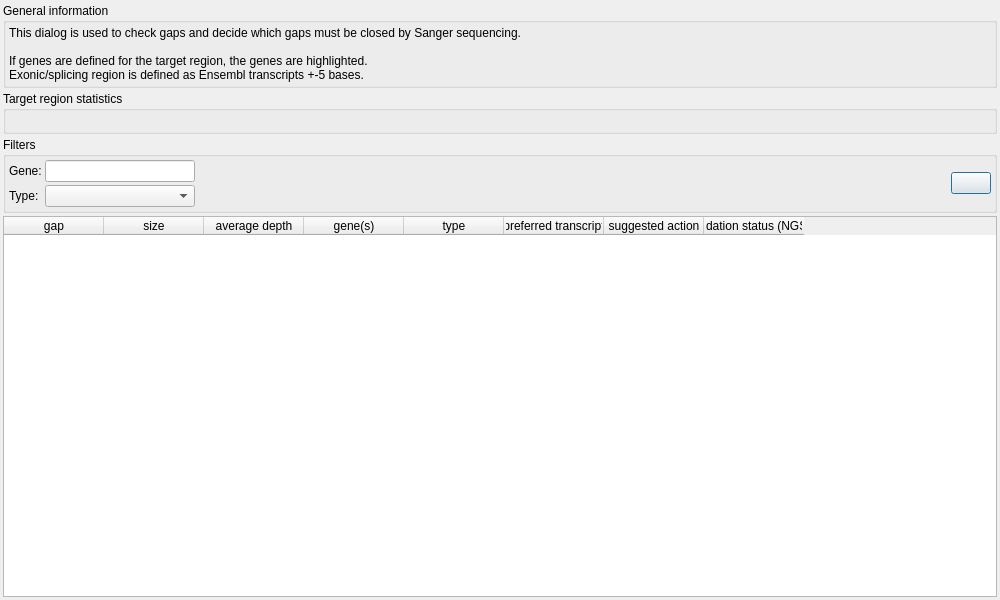
Old version of the form src/GSvar/GapDialog.ui in the repository imgag/ngs-bits.
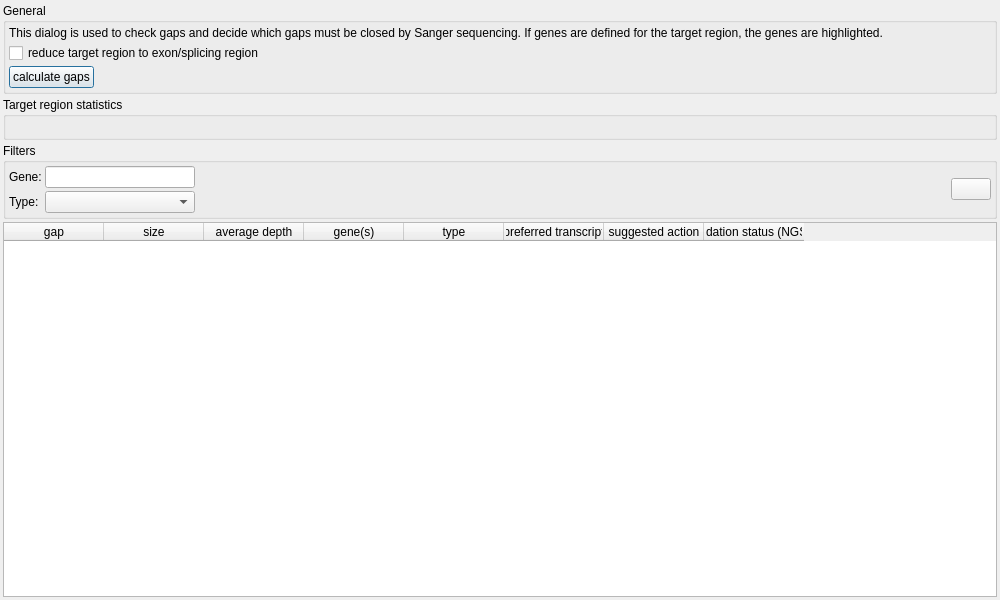
New version of the form. Icons and pictures are not drawn.

Commit message: GSvar: improved gap recalculation dialog (coding/splicing based).

The edit to the form file:
```diff
--- a/src/GSvar/GapDialog.ui
+++ b/src/GSvar/GapDialog.ui
@@ -38,7 +38,7 @@
    <item>
     <widget class="QGroupBox" name="groupBox_3">
      <property name="title">
-      <string>General information</string>
+      <string>General</string>
      </property>
      <property name="flat">
       <bool>true</bool>
@@ -61,11 +61,71 @@
       </property>
       <item>
        <widget class="QLabel" name="label">
+        <property name="sizePolicy">
+         <sizepolicy hsizetype="Expanding" vsizetype="Minimum">
+          <horstretch>0</horstretch>
+          <verstretch>0</verstretch>
+         </sizepolicy>
+        </property>
         <property name="text">
-         <string>&lt;html&gt;&lt;head/&gt;&lt;body&gt;&lt;p&gt;This dialog is used to check gaps and decide which gaps must be closed by Sanger sequencing.&lt;br/&gt;&lt;br/&gt;If genes are defined for the target region, the genes are highlighted.&lt;br/&gt;Exonic/splicing region is defined as Ensembl transcripts +-5 bases.&lt;/p&gt;&lt;/body&gt;&lt;/html&gt;</string>
+         <string>&lt;html&gt;&lt;head/&gt;&lt;body&gt;&lt;p&gt;This dialog is used to check gaps and decide which gaps must be closed by Sanger sequencing. If genes are defined for the target region, the genes are highlighted.&lt;/p&gt;&lt;/body&gt;&lt;/html&gt;</string>
         </property>
        </widget>
       </item>
+      <item>
+       <layout class="QHBoxLayout" name="horizontalLayout">
+        <property name="spacing">
+         <number>3</number>
+        </property>
+        <item>
+         <widget class="QCheckBox" name="reduce_exon_splicing">
+          <property name="toolTip">
+           <string>&lt;html&gt;&lt;head/&gt;&lt;body&gt;&lt;p&gt;Convert target region genes to a coding/splicing region (exons +- 20 bases) using the relevant transcripts.&lt;/p&gt;&lt;/body&gt;&lt;/html&gt;</string>
+          </property>
+          <property name="text">
+           <string>reduce target region to exon/splicing region</string>
+          </property>
+         </widget>
+        </item>
+        <item>
+         <spacer name="horizontalSpacer">
+          <property name="orientation">
+           <enum>Qt::Horizontal</enum>
+          </property>
+          <property name="sizeHint" stdset="0">
+           <size>
+            <width>40</width>
+            <height>20</height>
+           </size>
+          </property>
+         </spacer>
+        </item>
+       </layout>
+      </item>
+      <item>
+       <layout class="QHBoxLayout" name="horizontalLayout_2">
+        <item>
+         <widget class="QPushButton" name="gap_btn">
+          <property name="text">
+           <string>calculate gaps</string>
+          </property>
+         </widget>
+        </item>
+        <item>
+         <spacer name="horizontalSpacer_3">
+          <property name="orientation">
+           <enum>Qt::Horizontal</enum>
+          </property>
+          <property name="sizeHint" stdset="0">
+           <size>
+            <width>40</width>
+            <height>20</height>
+           </size>
+          </property>
+         </spacer>
+        </item>
+       </layout>
+      </item>
      </layout>
     </widget>
    </item>
```
Left out of the diff: 4 changed lines with no effect on the pictures. The commit also changes 8 other files.
